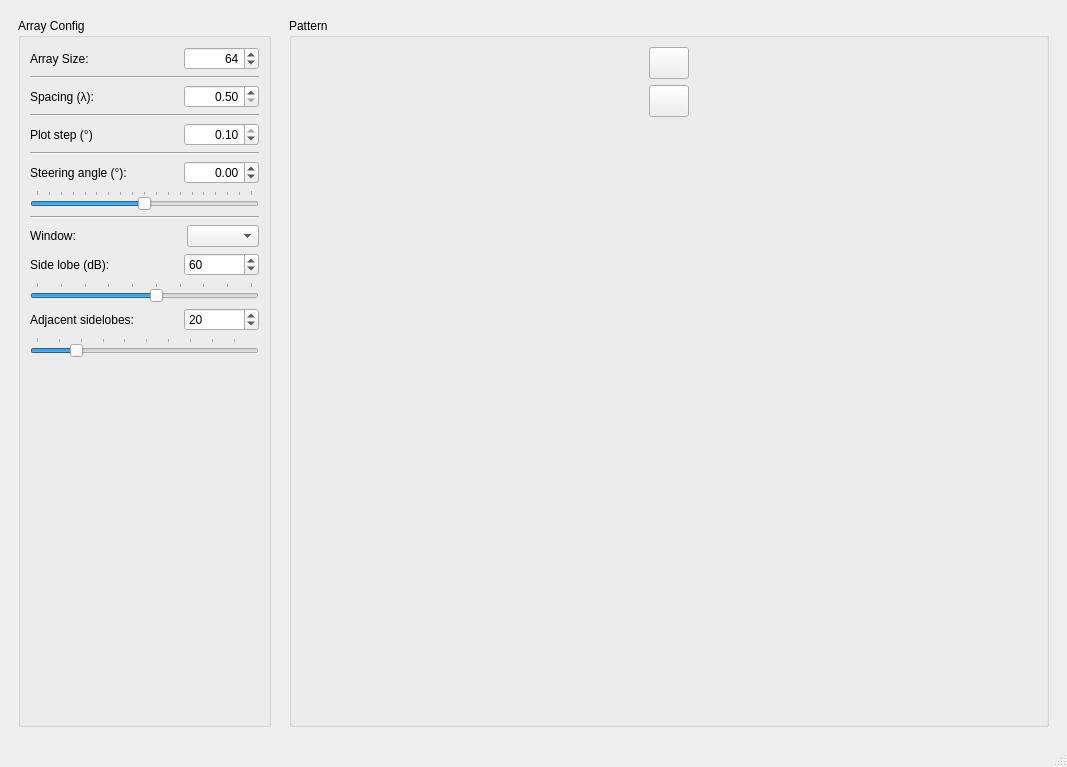
Before: the Qt Designer form ui_array_analysis.ui in rookiepeng/antenna-array-analysis, drawn with Qt 5.
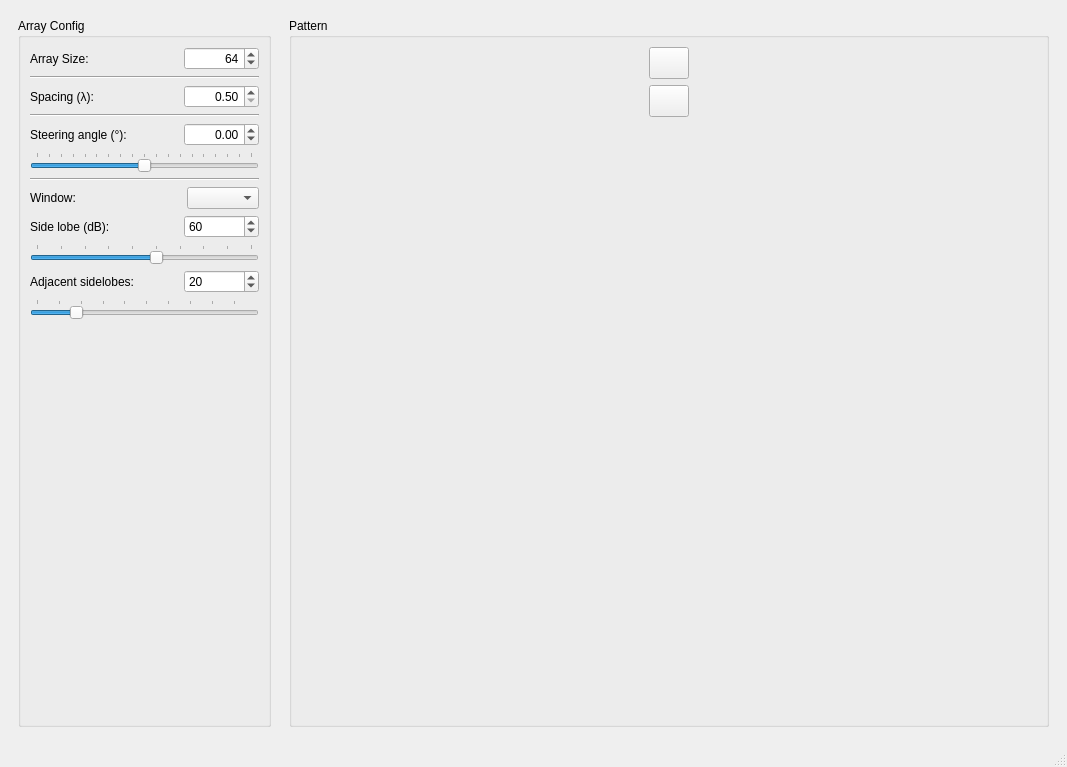
After: the same form once the commit is applied. Icons and pictures are not drawn.

Commit message: update plot accuracy automatically

Patch:
```diff
--- a/ui_array_analysis.ui
+++ b/ui_array_analysis.ui
@@ -174,62 +174,6 @@
          </property>
         </widget>
        </item>
-       <item>
-        <layout class="QHBoxLayout" name="horizontalLayout_5">
-         <item>
-          <widget class="QLabel" name="label_5">
-           <property name="text">
-            <string>Plot step (°)</string>
-           </property>
-          </widget>
-         </item>
-         <item>
-          <spacer name="horizontalSpacer_4">
-           <property name="orientation">
-            <enum>Qt::Horizontal</enum>
-           </property>
-           <property name="sizeHint" stdset="0">
-            <size>
-             <width>40</width>
-             <height>20</height>
-            </size>
-           </property>
-          </spacer>
-         </item>
-         <item>
-          <widget class="QDoubleSpinBox" name="doubleSpinBox_Step">
-           <property name="minimumSize">
-            <size>
-             <width>75</width>
-             <height>0</height>
-            </size>
-           </property>
-           <property name="alignment">
-            <set>Qt::AlignRight|Qt::AlignTrailing|Qt::AlignVCenter</set>
-           </property>
-           <property name="minimum">
-            <double>0.010000000000000</double>
-           </property>
-           <property name="maximum">
-            <double>0.100000000000000</double>
-           </property>
-           <property name="singleStep">
-            <double>0.010000000000000</double>
-           </property>
-           <property name="value">
-            <double>0.100000000000000</double>
-           </property>
-          </widget>
-         </item>
-        </layout>
-       </item>
-       <item>
-        <widget class="Line" name="line_3">
-         <property name="orientation">
-          <enum>Qt::Horizontal</enum>
-         </property>
-        </widget>
-       </item>
        <item>
         <layout class="QHBoxLayout" name="horizontalLayout">
          <item>
```
The commit also changes 2 other files.
